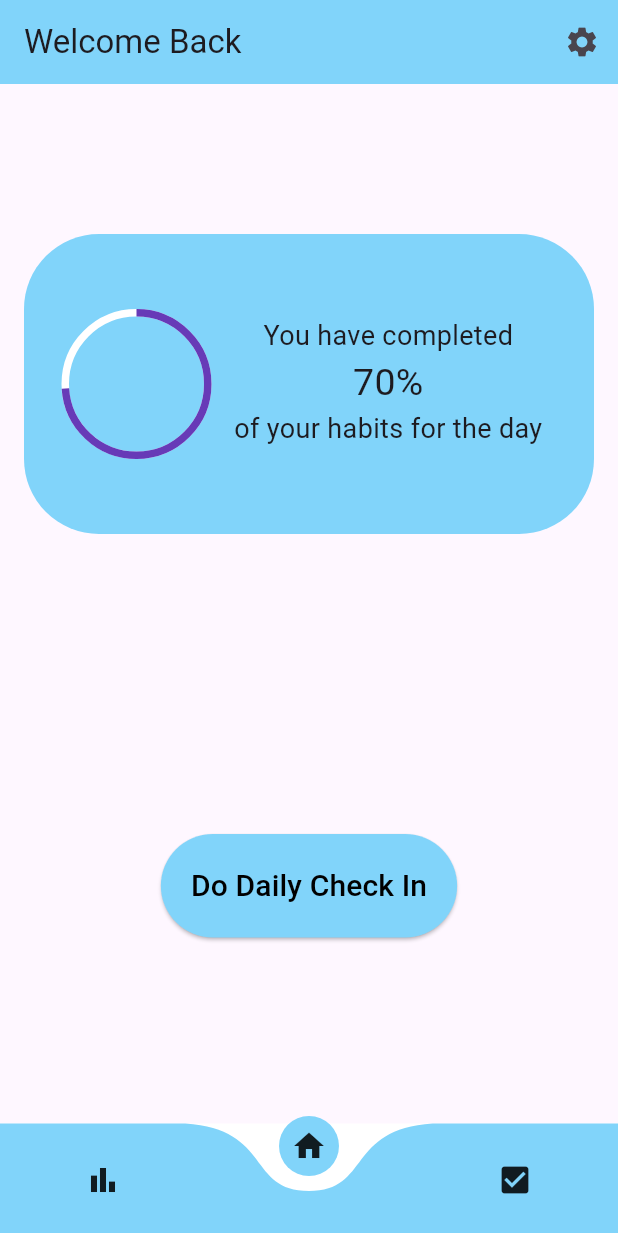
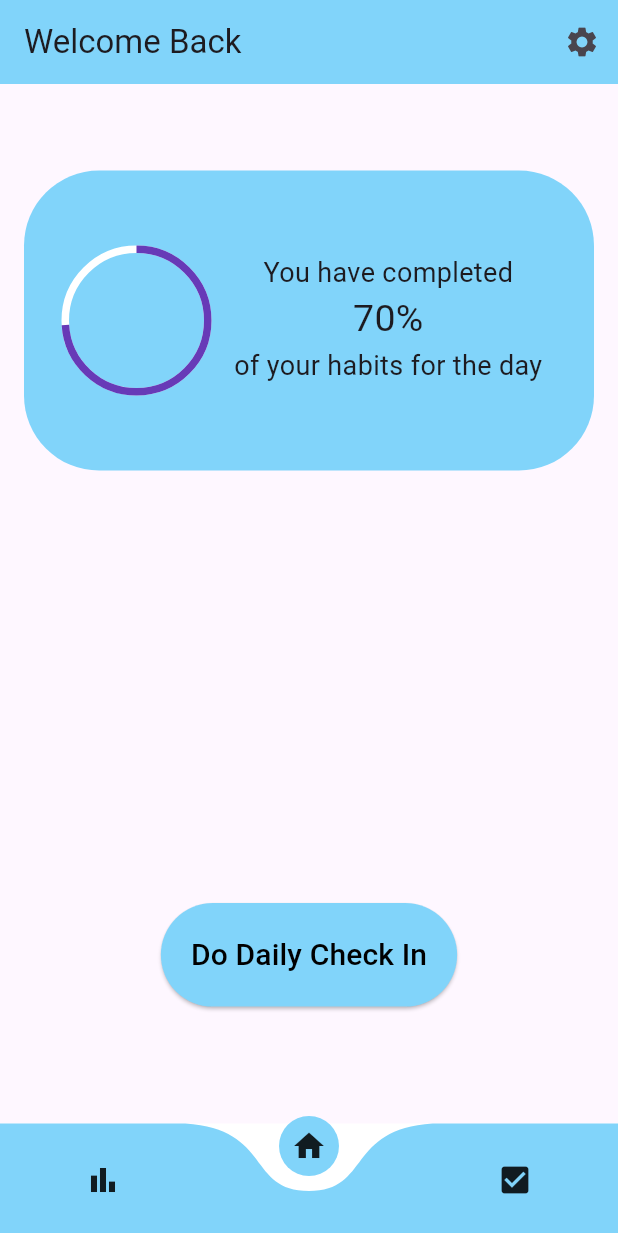
Before and after one commit to Jdare2001/Flutter-Major-Project-MoodTracker, a Flutter app: the screen it shows after launch, on a phone screen of 412 x 824 dp. Shown: the top 1233 px of the screen. Run offline on Flutter 3.47's test engine with Material 3 defaults, Android fonts, the phone set to English and light mode, and no system bars; drawn by our look-alikes of curved_navigation_bar, percent_indicator; our stand-ins replace sizer.

Commit message:
responsive layout sorted

```diff
--- a/lib/Screens/homeScreen.dart
+++ b/lib/Screens/homeScreen.dart
@@ -1,6 +1,7 @@
 import 'package:flutter/material.dart';
 import 'package:percent_indicator/percent_indicator.dart';
 import 'package:moodtracker/utilities/topAppBar.dart';
+import 'package:sizer/sizer.dart';
 
 class HomePage extends StatefulWidget {
   const HomePage({super.key});
@@ -17,7 +18,9 @@ class _HomePageState extends State<HomePage> {
       body: Center(
         child: Column(
           children: [
-            const SizedBox(height: 100),
+            Container(
+              height: 7.h,
+            ),
             Container(
               height: 200,
               width: 380,
@@ -56,8 +59,8 @@ class _HomePageState extends State<HomePage> {
                 ],
               ),
             ),
-            const SizedBox(
-              height: 200,
+            SizedBox(
+              height: 35.h,
             ),
             ElevatedButton(
               onPressed: () {
--- a/lib/main.dart
+++ b/lib/main.dart
@@ -6,6 +6,7 @@ import 'package:moodtracker/Screens/homeScreen.dart';
 import 'package:moodtracker/Screens/journalScreen.dart';
 import 'package:moodtracker/Screens/settingsScreen.dart';
 import 'package:moodtracker/Screens/topScreen.dart';
+import 'package:sizer/sizer.dart';
 
 void main() {
   WidgetsFlutterBinding.ensureInitialized();
@@ -22,6 +23,8 @@ class MyApp extends StatelessWidget {
 
   @override
   Widget build(BuildContext context) {
+    return Sizer(
+      builder: (context, orientation, screenType) {
         return MaterialApp(
           title: 'Mood Tracker',
           theme: ThemeData(
@@ -38,5 +41,7 @@ class MyApp extends StatelessWidget {
             '/DailyCheckIn': (context) => const DailyCheckInScreen(),
           },
         );
+      },
+    );
   }
 }
--- a/pubspec.yaml
+++ b/pubspec.yaml
@@ -33,6 +33,7 @@ dependencies:
 
   curved_navigation_bar: ^1.0.3
   percent_indicator: ^4.0.1
+  sizer: ^2.0.15
 
   # The following adds the Cupertino Icons font to your application.
   # Use with the CupertinoIcons class for iOS style icons.
```
Also changed, not shown: pubspec.lock. Lines whose indentation alone changed are shown as unchanged.
